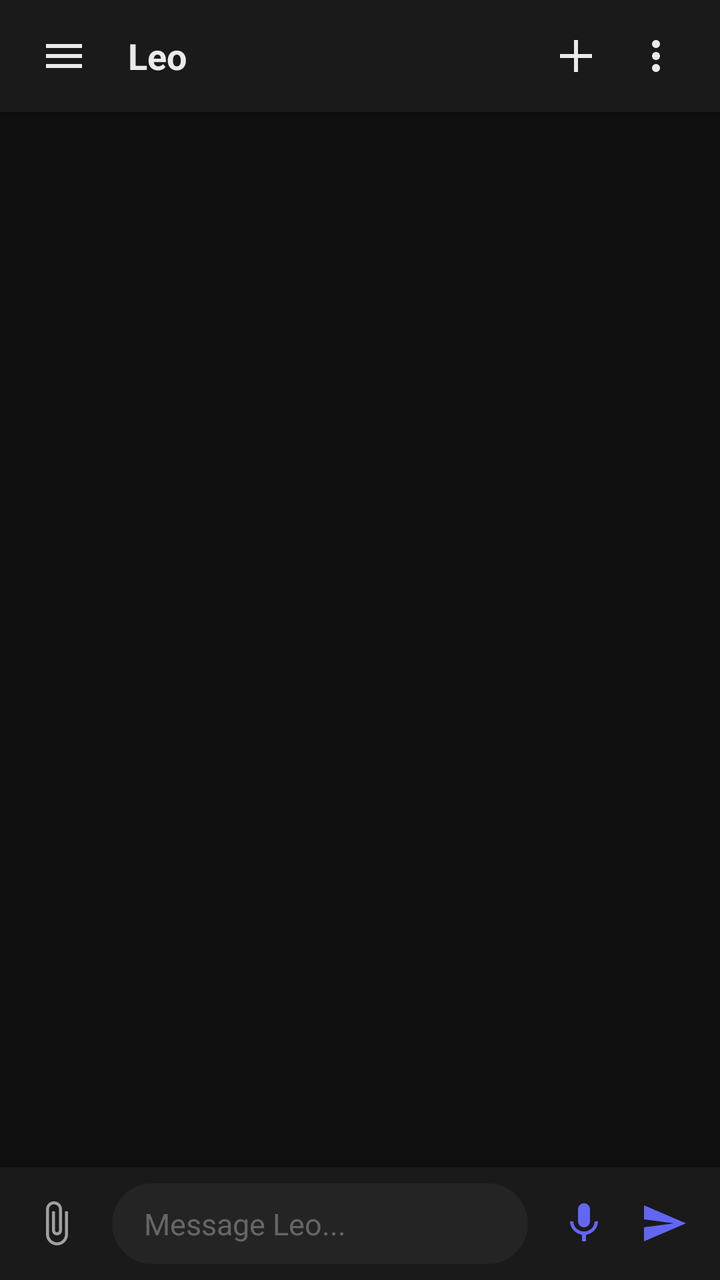
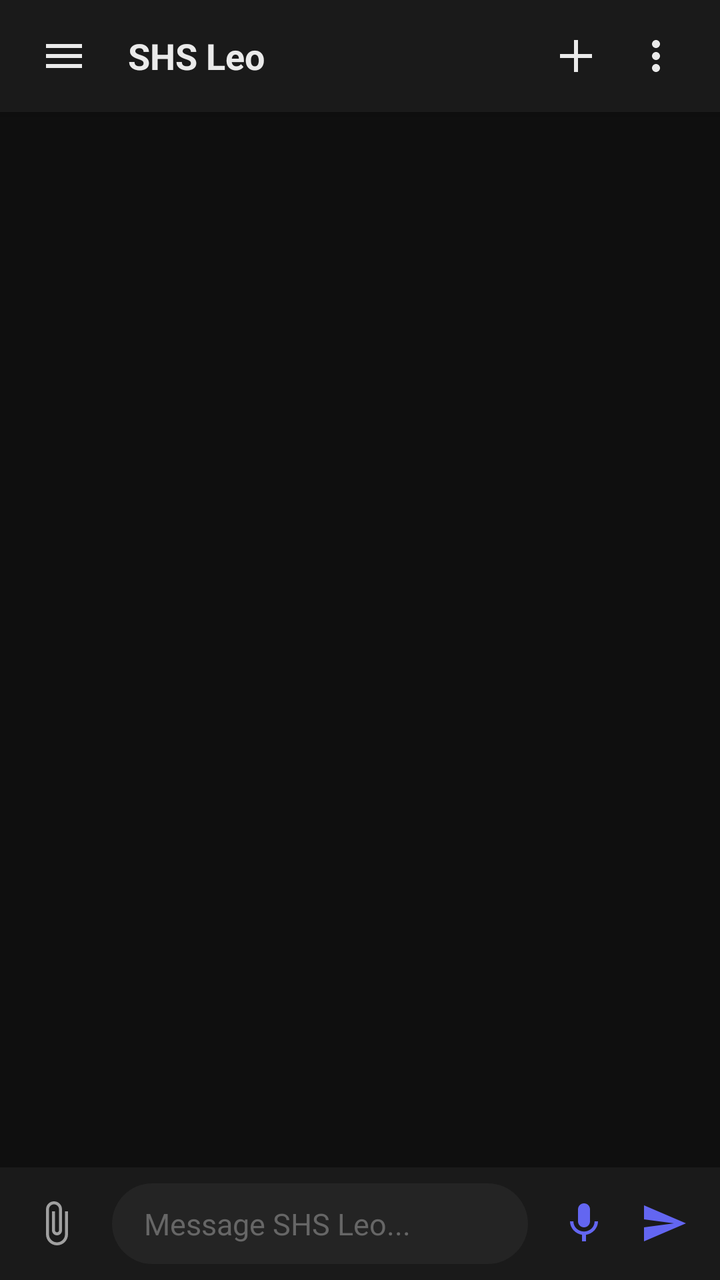

Before-and-after screenshots of an Android layout around one commit, followed by the original layout XML and the change that was made.
<!-- AndroidManifest.xml: application theme Theme.Leo -->
<!-- res/layout/activity_main.xml -->
<?xml version="1.0" encoding="utf-8"?>
<LinearLayout xmlns:android="http://schemas.android.com/apk/res/android"
    android:layout_width="match_parent"
    android:layout_height="match_parent"
    android:orientation="vertical"
    android:background="@color/leo_bg"
    android:fitsSystemWindows="true">

    
    <LinearLayout
        android:layout_width="match_parent"
        android:layout_height="56dp"
        android:orientation="horizontal"
        android:gravity="center_vertical"
        android:background="@color/leo_surface"
        android:paddingHorizontal="12dp"
        android:elevation="4dp">

        
        <ImageButton
            android:id="@+id/btnMenu"
            android:layout_width="40dp"
            android:layout_height="40dp"
            android:background="?attr/selectableItemBackgroundBorderless"
            android:src="@drawable/ic_menu"
            android:contentDescription="Menu"
            android:tint="@color/leo_text_primary" />

        
        <TextView
            android:id="@+id/tvTitle"
            android:layout_width="0dp"
            android:layout_height="wrap_content"
            android:layout_weight="1"
            android:layout_marginStart="12dp"
            android:text="Leo"
            android:textColor="@color/leo_text_primary"
            android:textSize="18sp"
            android:textStyle="bold"
            android:singleLine="true"
            android:ellipsize="end" />

        
        <ImageButton
            android:id="@+id/btnNewChat"
            android:layout_width="40dp"
            android:layout_height="40dp"
            android:background="?attr/selectableItemBackgroundBorderless"
            android:src="@drawable/ic_new_chat"
            android:contentDescription="New Chat"
            android:tint="@color/leo_text_primary" />

        
        <ImageButton
            android:id="@+id/btnMore"
            android:layout_width="40dp"
            android:layout_height="40dp"
            android:background="?attr/selectableItemBackgroundBorderless"
            android:src="@drawable/ic_more_vert"
            android:contentDescription="More"
            android:tint="@color/leo_text_primary" />
    </LinearLayout>

    
    <androidx.recyclerview.widget.RecyclerView
        android:id="@+id/rvChat"
        android:layout_width="match_parent"
        android:layout_height="0dp"
        android:layout_weight="1"
        android:clipToPadding="false"
        android:paddingTop="8dp"
        android:paddingBottom="16dp"
        android:overScrollMode="never" />

    
    <LinearLayout
        android:id="@+id/inputContainer"
        android:layout_width="match_parent"
        android:layout_height="wrap_content"
        android:orientation="horizontal"
        android:gravity="center_vertical"
        android:background="@color/leo_surface"
        android:padding="8dp"
        android:elevation="8dp">

        
        <ImageButton
            android:id="@+id/btnAttach"
            android:layout_width="40dp"
            android:layout_height="40dp"
            android:background="?attr/selectableItemBackgroundBorderless"
            android:src="@drawable/ic_attach"
            android:tint="@color/leo_text_secondary" />

        
        <EditText
            android:id="@+id/etInput"
            android:layout_width="0dp"
            android:layout_height="wrap_content"
            android:layout_weight="1"
            android:layout_marginHorizontal="8dp"
            android:background="@drawable/input_bg_pill"
            android:hint="Message Leo..."
            android:textColorHint="@color/leo_text_hint"
            android:textColor="@color/leo_text_primary"
            android:paddingHorizontal="16dp"
            android:paddingVertical="10dp"
            android:textSize="15sp"
            android:maxLines="5"
            android:inputType="textMultiLine|textCapSentences"
            android:imeOptions="actionSend" />

        
        <ImageButton
            android:id="@+id/btnMic"
            android:layout_width="40dp"
            android:layout_height="40dp"
            android:background="?attr/selectableItemBackgroundBorderless"
            android:src="@drawable/ic_mic"
            android:tint="@color/leo_accent" />

        
        <ImageButton
            android:id="@+id/btnSend"
            android:layout_width="40dp"
            android:layout_height="40dp"
            android:background="?attr/selectableItemBackgroundBorderless"
            android:src="@drawable/ic_send"
            android:tint="@color/leo_accent" />
    </LinearLayout>

</LinearLayout>
<!-- resources referenced by this layout -->
<resources>
  <color name="leo_accent">#6366F1</color>
  <color name="leo_bg">#0F0F0F</color>
  <color name="leo_surface">#1A1A1A</color>
  <color name="leo_text_hint">#666666</color>
  <color name="leo_text_primary">#EAEAEA</color>
  <color name="leo_text_secondary">#A0A0A0</color>
  <!-- drawable ic_attach (drawable) -->
  <?xml version="1.0" encoding="utf-8"?>
  <vector xmlns:android="http://schemas.android.com/apk/res/android"
      android:width="24dp" android:height="24dp"
      android:viewportWidth="24" android:viewportHeight="24">
      <path android:fillColor="#FF000000"
          android:pathData="M16.5,6v11.5c0,2.21 -1.79,4 -4,4s-4,-1.79 -4,-4V5c0,-1.38 1.12,-2.5 2.5,-2.5s2.5,1.12 2.5,2.5v10.5c0,0.55 -0.45,1 -1,1s-1,-0.45 -1,-1V6H10v9.5c0,1.38 1.12,2.5 2.5,2.5s2.5,-1.12 2.5,-2.5V5c0,-2.21 -1.79,-4 -4,-4S7,2.79 7,5v12.5c0,3.04 2.46,5.5 5.5,5.5s5.5,-2.46 5.5,-5.5V6h-1.5z" />
  </vector>
  <!-- drawable ic_menu (drawable) -->
  <?xml version="1.0" encoding="utf-8"?>
  <vector xmlns:android="http://schemas.android.com/apk/res/android"
      android:width="24dp" android:height="24dp"
      android:viewportWidth="24" android:viewportHeight="24">
      <path android:fillColor="#FF000000"
          android:pathData="M3,6h18v2H3zM3,11h18v2H3zM3,16h18v2H3z" />
  </vector>
  <!-- drawable ic_mic (drawable) -->
  <?xml version="1.0" encoding="utf-8"?>
  <vector xmlns:android="http://schemas.android.com/apk/res/android"
      android:width="24dp" android:height="24dp"
      android:viewportWidth="24" android:viewportHeight="24">
      <path android:fillColor="#FF000000"
          android:pathData="M12,14c1.66,0 3,-1.34 3,-3V5c0,-1.66 -1.34,-3 -3,-3S9,3.34 9,5v6c0,1.66 1.34,3 3,3zM17.3,11c0,3 -2.54,5.1 -5.3,5.1S6.7,14 6.7,11H5c0,3.41 2.72,6.23 6,6.72V21h2v-3.28c3.28,-0.48 6,-3.3 6,-6.72h-1.7z" />
  </vector>
  <!-- drawable ic_more_vert (drawable) -->
  <?xml version="1.0" encoding="utf-8"?>
  <vector xmlns:android="http://schemas.android.com/apk/res/android"
      android:width="24dp" android:height="24dp"
      android:viewportWidth="24" android:viewportHeight="24">
      <path android:fillColor="#FF000000"
          android:pathData="M12,8c1.1,0 2,-0.9 2,-2s-0.9,-2 -2,-2 -2,0.9 -2,2 0.9,2 2,2zM12,10c-1.1,0 -2,0.9 -2,2s0.9,2 2,2 2,-0.9 2,-2 -0.9,-2 -2,-2zM12,16c-1.1,0 -2,0.9 -2,2s0.9,2 2,2 2,-0.9 2,-2 -0.9,-2 -2,-2z" />
  </vector>
  <!-- drawable ic_new_chat (drawable) -->
  <?xml version="1.0" encoding="utf-8"?>
  <vector xmlns:android="http://schemas.android.com/apk/res/android"
      android:width="24dp" android:height="24dp"
      android:viewportWidth="24" android:viewportHeight="24">
      <path android:fillColor="#FF000000"
          android:pathData="M12,4v16M4,12h16"
          android:strokeColor="#FF000000" android:strokeWidth="2" />
      <path android:fillColor="#FF000000"
          android:pathData="M19,13h-6v6h-2v-6H5v-2h6V5h2v6h6z" />
  </vector>
  <!-- drawable ic_send (drawable) -->
  <?xml version="1.0" encoding="utf-8"?>
  <vector xmlns:android="http://schemas.android.com/apk/res/android"
      android:width="24dp" android:height="24dp"
      android:viewportWidth="24" android:viewportHeight="24">
      <path android:fillColor="#FF000000"
          android:pathData="M2.01,21L23,12 2.01,3 2,10l15,2 -15,2z" />
  </vector>
  <!-- drawable input_bg_pill (drawable) -->
  <?xml version="1.0" encoding="utf-8"?>
  <shape xmlns:android="http://schemas.android.com/apk/res/android">
      <solid android:color="@color/leo_surface_variant" />
      <corners android:radius="24dp" />
  </shape>
  <color name="leo_surface_variant">#242424</color>
</resources>

<!-- the commit's change to res/layout/activity_main.xml (unified diff, before → after) -->
@@ -16,7 +16,6 @@
         android:paddingHorizontal="12dp"
         android:elevation="4dp">
 
-        
         <ImageButton
             android:id="@+id/btnMenu"
             android:layout_width="40dp"
@@ -26,21 +25,19 @@
             android:contentDescription="Menu"
             android:tint="@color/leo_text_primary" />
 
-        
         <TextView
             android:id="@+id/tvTitle"
             android:layout_width="0dp"
             android:layout_height="wrap_content"
             android:layout_weight="1"
             android:layout_marginStart="12dp"
-            android:text="Leo"
+            android:text="SHS Leo"
             android:textColor="@color/leo_text_primary"
             android:textSize="18sp"
             android:textStyle="bold"
             android:singleLine="true"
             android:ellipsize="end" />
 
-        
         <ImageButton
             android:id="@+id/btnNewChat"
             android:layout_width="40dp"
@@ -50,7 +47,6 @@
             android:contentDescription="New Chat"
             android:tint="@color/leo_text_primary" />
 
-        
         <ImageButton
             android:id="@+id/btnMore"
             android:layout_width="40dp"
@@ -74,6 +70,29 @@
 
     
     <LinearLayout
+        android:id="@+id/attachmentPreviewContainer"
+        android:layout_width="match_parent"
+        android:layout_height="wrap_content"
+        android:orientation="horizontal"
+        android:visibility="gone"
+        android:background="@color/leo_surface"
+        android:padding="4dp">
+
+        <HorizontalScrollView
+            android:layout_width="match_parent"
+            android:layout_height="wrap_content"
+            android:scrollbars="none">
+
+            <LinearLayout
+                android:id="@+id/attachmentList"
+                android:layout_width="wrap_content"
+                android:layout_height="wrap_content"
+                android:orientation="horizontal" />
+        </HorizontalScrollView>
+    </LinearLayout>
+
+    
+    <LinearLayout
         android:id="@+id/inputContainer"
         android:layout_width="match_parent"
         android:layout_height="wrap_content"
@@ -83,7 +102,6 @@
         android:padding="8dp"
         android:elevation="8dp">
 
-        
         <ImageButton
             android:id="@+id/btnAttach"
             android:layout_width="40dp"
@@ -92,7 +110,6 @@
             android:src="@drawable/ic_attach"
             android:tint="@color/leo_text_secondary" />
 
-        
         <EditText
             android:id="@+id/etInput"
             android:layout_width="0dp"
@@ -100,7 +117,7 @@
             android:layout_weight="1"
             android:layout_marginHorizontal="8dp"
             android:background="@drawable/input_bg_pill"
-            android:hint="Message Leo..."
+            android:hint="Message SHS Leo..."
             android:textColorHint="@color/leo_text_hint"
             android:textColor="@color/leo_text_primary"
             android:paddingHorizontal="16dp"
@@ -110,7 +127,6 @@
             android:inputType="textMultiLine|textCapSentences"
             android:imeOptions="actionSend" />
 
-        
         <ImageButton
             android:id="@+id/btnMic"
             android:layout_width="40dp"
@@ -119,7 +135,6 @@
             android:src="@drawable/ic_mic"
             android:tint="@color/leo_accent" />
 
-        
         <ImageButton
             android:id="@+id/btnSend"
             android:layout_width="40dp"
@@ -128,5 +143,4 @@
             android:src="@drawable/ic_send"
             android:tint="@color/leo_accent" />
     </LinearLayout>
-
 </LinearLayout>
